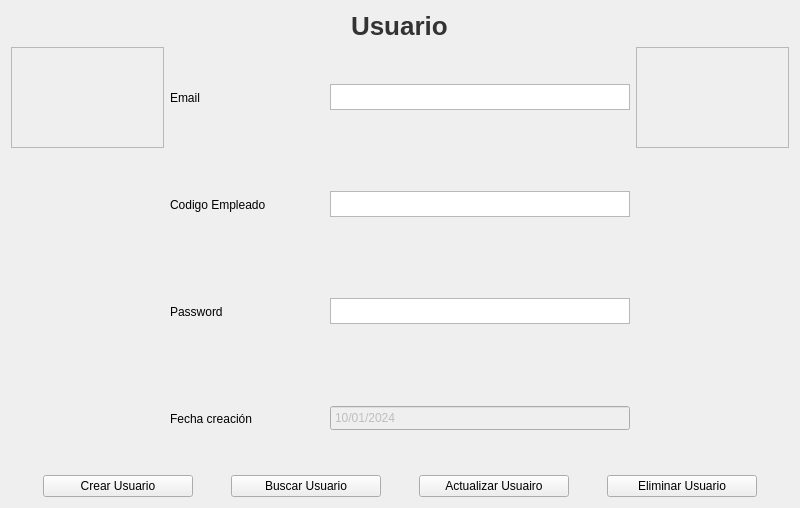
First picture: the form in views/qt_files/frame_usuario.ui, repository AlejoOsorio/BasesDeDatosProyecto, before the edit.
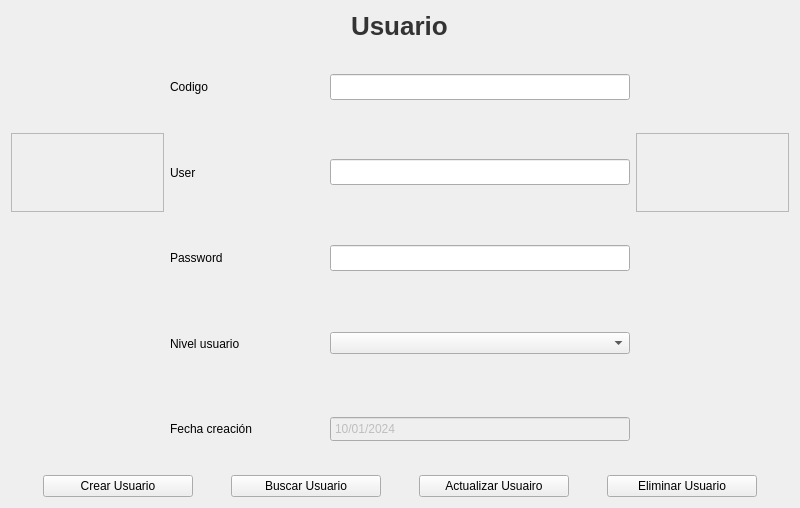
Second picture: the form after the edit.

```diff
--- a/views/qt_files/frame_usuario.ui
+++ b/views/qt_files/frame_usuario.ui
@@ -38,112 +38,6 @@
    </item>
    <item>
     <layout class="QGridLayout" name="gridLayout">
-     <item row="0" column="3">
-      <widget class="QFrame" name="frame_2">
-       <property name="frameShape">
-        <enum>QFrame::StyledPanel</enum>
-       </property>
-       <property name="frameShadow">
-        <enum>QFrame::Raised</enum>
-       </property>
-      </widget>
-     </item>
-     <item row="0" column="2">
-      <widget class="QTextEdit" name="tfEmail">
-       <property name="sizePolicy">
-        <sizepolicy hsizetype="Expanding" vsizetype="Fixed">
-         <horstretch>0</horstretch>
-         <verstretch>0</verstretch>
-        </sizepolicy>
-       </property>
-       <property name="maximumSize">
-        <size>
-         <width>300</width>
-         <height>26</height>
-        </size>
-       </property>
-      </widget>
-     </item>
-     <item row="1" column="2">
-      <widget class="QTextEdit" name="tfCodigoEmpleado">
-       <property name="sizePolicy">
-        <sizepolicy hsizetype="Expanding" vsizetype="Fixed">
-         <horstretch>0</horstretch>
-         <verstretch>0</verstretch>
-        </sizepolicy>
-       </property>
-       <property name="maximumSize">
-        <size>
-         <width>300</width>
-         <height>26</height>
-        </size>
-       </property>
-      </widget>
-     </item>
-     <item row="0" column="1">
-      <widget class="QLabel" name="label">
-       <property name="sizePolicy">
-        <sizepolicy hsizetype="Preferred" vsizetype="Expanding">
-         <horstretch>0</horstretch>
-         <verstretch>0</verstretch>
-        </sizepolicy>
-       </property>
-       <property name="maximumSize">
-        <size>
-         <width>300</width>
-         <height>16777215</height>
-        </size>
-       </property>
-       <property name="text">
-        <string>Email</string>
-       </property>
-      </widget>
-     </item>
-     <item row="2" column="2">
-      <widget class="QTextEdit" name="tfPassword">
-       <property name="sizePolicy">
-        <sizepolicy hsizetype="Expanding" vsizetype="Fixed">
-         <horstretch>0</horstretch>
-         <verstretch>0</verstretch>
-        </sizepolicy>
-       </property>
-       <property name="maximumSize">
-        <size>
-         <width>300</width>
-         <height>26</height>
-        </size>
-       </property>
-      </widget>
-     </item>
-     <item row="1" column="1">
-      <widget class="QLabel" name="label_2">
-       <property name="sizePolicy">
-        <sizepolicy hsizetype="Preferred" vsizetype="Expanding">
-         <horstretch>0</horstretch>
-         <verstretch>0</verstretch>
-        </sizepolicy>
-       </property>
-       <property name="maximumSize">
-        <size>
-         <width>300</width>
-         <height>16777215</height>
-        </size>
-       </property>
-       <property name="text">
-        <string>Codigo Empleado</string>
-       </property>
-      </widget>
-     </item>
-     <item row="0" column="0">
-      <widget class="QFrame" name="frame">
-       <property name="frameShape">
-        <enum>QFrame::StyledPanel</enum>
-       </property>
-       <property name="frameShadow">
-        <enum>QFrame::Raised</enum>
-       </property>
-      </widget>
-     </item>
      <item row="2" column="1">
       <widget class="QLabel" name="label_3">
        <property name="sizePolicy">
@@ -163,26 +57,7 @@
        </property>
       </widget>
      </item>
-     <item row="3" column="1">
-      <widget class="QLabel" name="label_5">
-       <property name="sizePolicy">
-        <sizepolicy hsizetype="Preferred" vsizetype="Expanding">
-         <horstretch>0</horstretch>
-         <verstretch>0</verstretch>
-        </sizepolicy>
-       </property>
-       <property name="maximumSize">
-        <size>
-         <width>300</width>
-         <height>16777215</height>
-        </size>
-       </property>
-       <property name="text">
-        <string>Fecha creación</string>
-       </property>
-      </widget>
-     </item>
-     <item row="3" column="2">
+     <item row="4" column="2">
       <widget class="QDateEdit" name="dpFechaCreacion">
        <property name="enabled">
         <bool>false</bool>
@@ -247,6 +122,135 @@
        </property>
       </widget>
      </item>
+     <item row="0" column="1">
+      <widget class="QLabel" name="label_6">
+       <property name="sizePolicy">
+        <sizepolicy hsizetype="Preferred" vsizetype="Expanding">
+         <horstretch>0</horstretch>
+         <verstretch>0</verstretch>
+        </sizepolicy>
+       </property>
+       <property name="maximumSize">
+        <size>
+         <width>300</width>
+         <height>16777215</height>
+        </size>
+       </property>
+       <property name="text">
+        <string>Codigo</string>
+       </property>
+      </widget>
+     </item>
+     <item row="2" column="2">
+      <widget class="QLineEdit" name="tfPassword">
+       <property name="maximumSize">
+        <size>
+         <width>300</width>
+         <height>26</height>
+        </size>
+       </property>
+      </widget>
+     </item>
+     <item row="4" column="1">
+      <widget class="QLabel" name="label_5">
+       <property name="sizePolicy">
+        <sizepolicy hsizetype="Preferred" vsizetype="Expanding">
+         <horstretch>0</horstretch>
+         <verstretch>0</verstretch>
+        </sizepolicy>
+       </property>
+       <property name="maximumSize">
+        <size>
+         <width>300</width>
+         <height>16777215</height>
+        </size>
+       </property>
+       <property name="text">
+        <string>Fecha creación</string>
+       </property>
+      </widget>
+     </item>
+     <item row="3" column="1">
+      <widget class="QLabel" name="label_7">
+       <property name="sizePolicy">
+        <sizepolicy hsizetype="Preferred" vsizetype="Expanding">
+         <horstretch>0</horstretch>
+         <verstretch>0</verstretch>
+        </sizepolicy>
+       </property>
+       <property name="maximumSize">
+        <size>
+         <width>300</width>
+         <height>16777215</height>
+        </size>
+       </property>
+       <property name="text">
+        <string>Nivel usuario</string>
+       </property>
+      </widget>
+     </item>
+     <item row="3" column="2">
+      <widget class="QComboBox" name="cbNivelUsuario"/>
+     </item>
+     <item row="1" column="2">
+      <widget class="QLineEdit" name="tfUser">
+       <property name="maximumSize">
+        <size>
+         <width>300</width>
+         <height>26</height>
+        </size>
+       </property>
+      </widget>
+     </item>
+     <item row="1" column="1">
+      <widget class="QLabel" name="label">
+       <property name="sizePolicy">
+        <sizepolicy hsizetype="Preferred" vsizetype="Expanding">
+         <horstretch>0</horstretch>
+         <verstretch>0</verstretch>
+        </sizepolicy>
+       </property>
+       <property name="maximumSize">
+        <size>
+         <width>300</width>
+         <height>16777215</height>
+        </size>
+       </property>
+       <property name="text">
+        <string>User</string>
+       </property>
+      </widget>
+     </item>
+     <item row="1" column="3">
+      <widget class="QFrame" name="frame_2">
+       <property name="frameShape">
+        <enum>QFrame::StyledPanel</enum>
+       </property>
+       <property name="frameShadow">
+        <enum>QFrame::Raised</enum>
+       </property>
+      </widget>
+     </item>
+     <item row="0" column="2">
+      <widget class="QLineEdit" name="tfCodigo">
+       <property name="maximumSize">
+        <size>
+         <width>300</width>
+         <height>26</height>
+        </size>
+       </property>
+      </widget>
+     </item>
+     <item row="1" column="0">
+      <widget class="QFrame" name="frame">
+       <property name="frameShape">
+        <enum>QFrame::StyledPanel</enum>
+       </property>
+       <property name="frameShadow">
+        <enum>QFrame::Raised</enum>
+       </property>
+      </widget>
+     </item>
     </layout>
    </item>
    <item>
```
